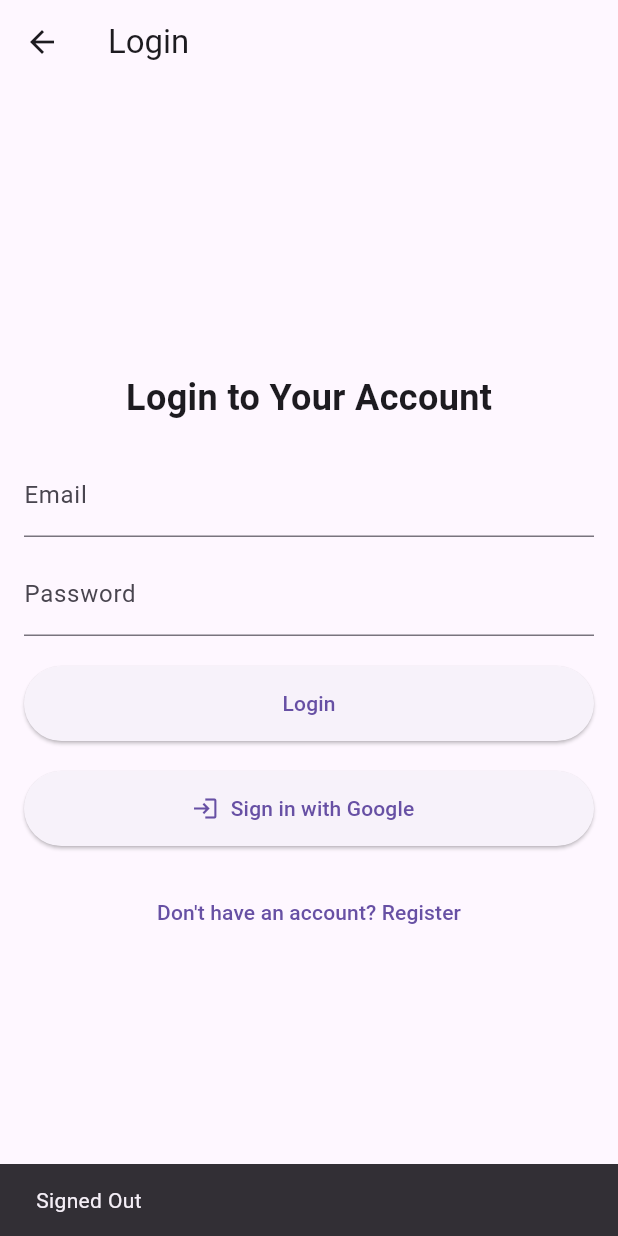
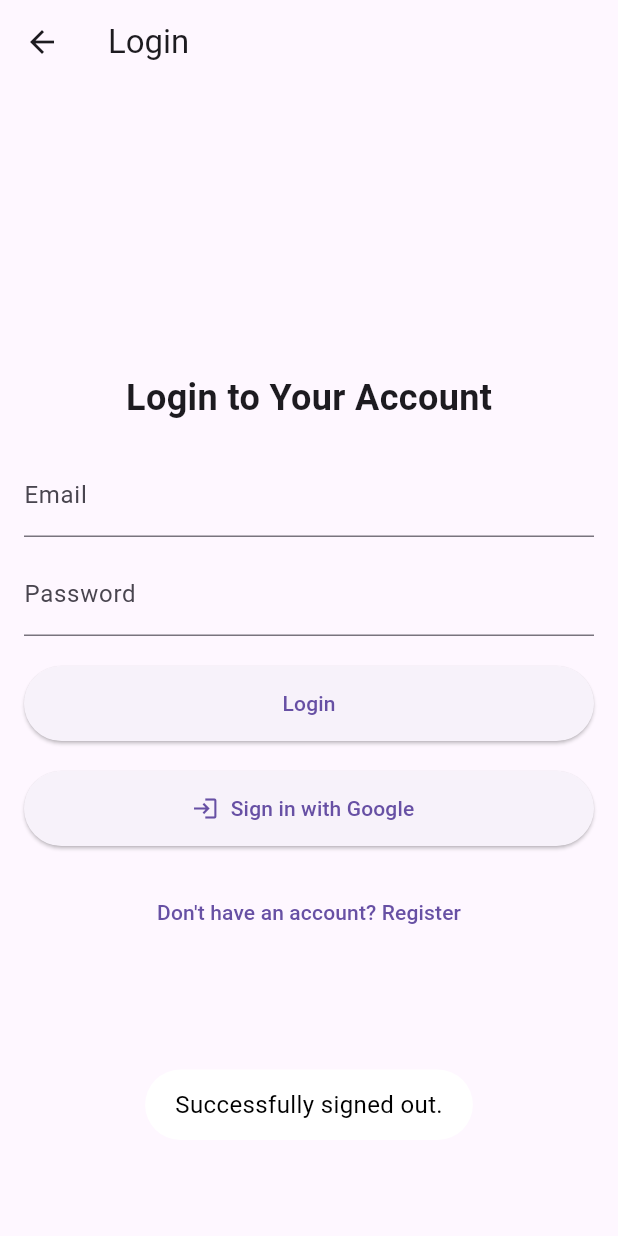
Before and after one commit to M2NVMe/firebase_rodi, a Flutter app: the HomePage screen opened by its route, after a tap on "Sign Out", on a phone screen of 412 x 824 dp. Run offline on Flutter 3.47's test engine with Material 3 defaults, Android fonts, the phone set to English and light mode, and no system bars; our stand-ins replace firebase_auth, firebase_core, fluttertoast, get, google_sign_in; accounts and stored records are empty.

Commit message:
feat:[GS] add google sign in
exception nya masih ngebug (toast)

```diff
--- a/lib/Pages/homePage.dart
+++ b/lib/Pages/homePage.dart
@@ -2,6 +2,8 @@ import 'package:firebase_auth/firebase_auth.dart';
 import 'package:firebase_rodi/Routes/Route.dart';
 import 'package:flutter/material.dart';
 import 'package:get/get.dart';
+
+import '../global/common/toast.dart';
 
 class HomePage extends StatelessWidget {
   @override
@@ -22,10 +24,8 @@ class HomePage extends StatelessWidget {
             ElevatedButton(
               onPressed: () {
                FirebaseAuth.instance.signOut();
-                ScaffoldMessenger.of(context).showSnackBar(
-                  SnackBar(content: Text('Signed Out')),
-                );
-                Get.toNamed(RoutePages.login);
+               showToast(message: "Successfully signed out.");
+               Get.toNamed(RoutePages.login);
               },
               child: Text('Sign Out'),
             ),
--- /dev/null
+++ b/lib/global/common/toast.dart
@@ -0,0 +1,13 @@
+import 'package:flutter/material.dart';
+import 'package:fluttertoast/fluttertoast.dart';
+
+void showToast({required String message}){
+  Fluttertoast.showToast(msg: message,
+    toastLength: Toast.LENGTH_SHORT,
+    gravity: ToastGravity.BOTTOM,
+    timeInSecForIosWeb: 1,
+    backgroundColor: Colors.white,
+    textColor: Colors.black,
+    fontSize: 16.0
+  );
+}
--- a/pubspec.yaml
+++ b/pubspec.yaml
@@ -38,6 +38,8 @@ dependencies:
   firebase_core: ^3.9.0
   get: ^4.6.6
   firebase_auth: ^5.4.0
+  fluttertoast: ^8.2.10
+  google_sign_in: ^6.2.2
 
 dev_dependencies:
   flutter_test:
```
Also changed, not shown: lib/Pages/loginPage.dart (+39 -6 lines), lib/Pages/registerPage.dart (+15 -16 lines), lib/firebase_auth_implementation/firebase_auth_services.dart (+13 -4 lines), pubspec.lock, 1 other file.
